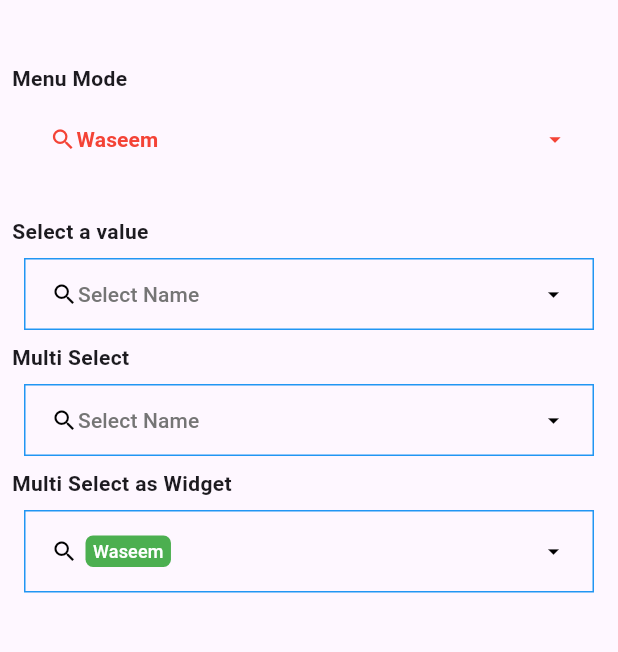
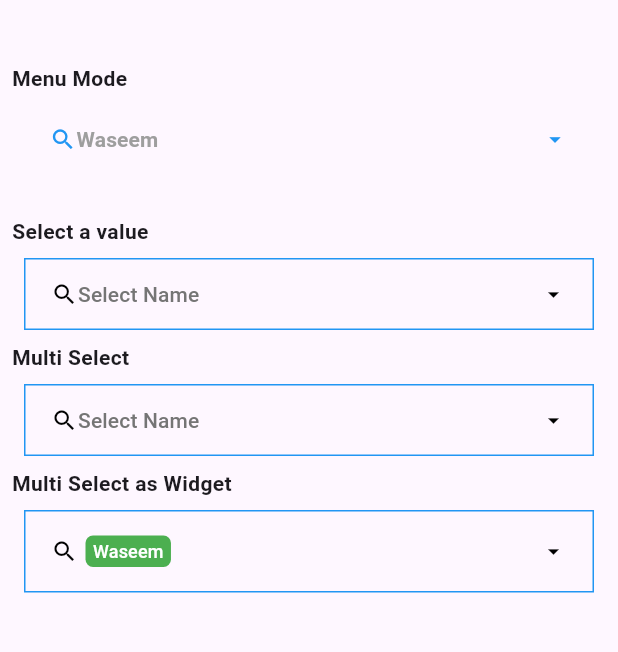
Before and after one commit to waseem-ct/new-custom-searchable-dropdown, a Flutter app: the screen it shows after launch, on a phone screen of 412 x 824 dp, the part 63-715 px from its top. Run offline on Flutter 3.47's test engine with Material 3 defaults, Android fonts, the phone set to English and light mode, and no system bars.

Commit message:
feat: Update example app styles (master)
Changed the dropdown item style and primary color in the
example app.  Updated the label style as well.

```diff
--- a/example/lib/main.dart
+++ b/example/lib/main.dart
@@ -67,11 +67,11 @@ class _MyHomePageState extends State<MyHomePage> {
                   initialValue: [
                     {'parameter': 'name', 'value': 'Waseem'}
                   ],
-                  dropdownItemStyle: TextStyle(color: Colors.red),
-                  primaryColor: Colors.red,
+                  dropdownItemStyle: TextStyle(color: Colors.grey),
+                  primaryColor: Colors.blue,
                   menuMode: true,
-                  labelStyle:
-                      TextStyle(color: Colors.red, fontWeight: FontWeight.bold),
+                  labelStyle: TextStyle(
+                      color: Colors.grey, fontWeight: FontWeight.bold),
                   items: listToSearch,
                   label: 'Select Name',
                   prefixIcon: Icon(Icons.search),
```
Also changed, not shown: 1 other file.
